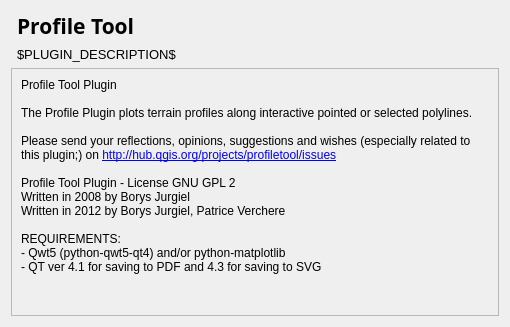
Qt form ui/about.ui (etiennesky/profiletool) before a commit.
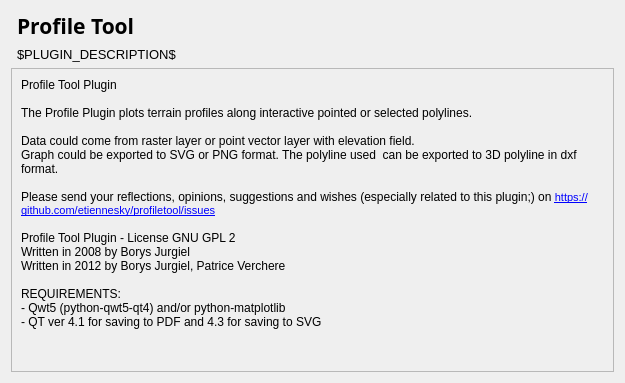
The same form after that commit.

Patch:
```diff
--- a/ui/about.ui
+++ b/ui/about.ui
@@ -6,8 +6,8 @@
    <rect>
     <x>0</x>
     <y>0</y>
-    <width>510</width>
-    <height>327</height>
+    <width>625</width>
+    <height>383</height>
    </rect>
   </property>
   <property name="windowTitle">
@@ -66,8 +66,8 @@
        <rect>
         <x>0</x>
         <y>0</y>
-        <width>496</width>
-        <height>259</height>
+        <width>605</width>
+        <height>310</height>
        </rect>
       </property>
       <layout class="QVBoxLayout" name="verticalLayout_3">
@@ -98,21 +98,24 @@
           <string>&lt;!DOCTYPE HTML PUBLIC &quot;-//W3C//DTD HTML 4.0//EN&quot; &quot;http://www.w3.org/TR/REC-html40/strict.dtd&quot;&gt;
 &lt;html&gt;&lt;head&gt;&lt;meta name=&quot;qrichtext&quot; content=&quot;1&quot; /&gt;&lt;style type=&quot;text/css&quot;&gt;
 p, li { white-space: pre-wrap; }
-&lt;/style&gt;&lt;/head&gt;&lt;body style=&quot; font-family:'DejaVu Sans'; font-size:9pt; font-weight:400; font-style:normal;&quot;&gt;
-&lt;p style=&quot; margin-top:0px; margin-bottom:0px; margin-left:0px; margin-right:0px; -qt-block-indent:0; text-indent:0px;&quot;&gt;&lt;span style=&quot; font-family:'Sans Serif';&quot;&gt;Profile Tool Plugin&lt;/span&gt;&lt;/p&gt;
-&lt;p style=&quot;-qt-paragraph-type:empty; margin-top:0px; margin-bottom:0px; margin-left:0px; margin-right:0px; -qt-block-indent:0; text-indent:0px; font-family:'Sans Serif';&quot;&gt;&lt;br /&gt;&lt;/p&gt;
-&lt;p style=&quot; margin-top:0px; margin-bottom:0px; margin-left:0px; margin-right:0px; -qt-block-indent:0; text-indent:0px;&quot;&gt;&lt;span style=&quot; font-family:'Sans Serif';&quot;&gt;The Profile Plugin plots terrain profiles along interactive pointed or selected polylines.&lt;/span&gt;&lt;/p&gt;
-&lt;p style=&quot;-qt-paragraph-type:empty; margin-top:0px; margin-bottom:0px; margin-left:0px; margin-right:0px; -qt-block-indent:0; text-indent:0px; font-family:'Sans Serif';&quot;&gt;&lt;br /&gt;&lt;/p&gt;
-&lt;p style=&quot; margin-top:0px; margin-bottom:0px; margin-left:0px; margin-right:0px; -qt-block-indent:0; text-indent:0px;&quot;&gt;&lt;span style=&quot; font-family:'Sans Serif';&quot;&gt;Please send your reflections, opinions, suggestions and wishes (especially related to this plugin;) on &lt;/span&gt;&lt;a href=&quot;http://hub.qgis.org/projects/profiletool/issues&quot;&gt;&lt;span style=&quot; font-family:'Sans Serif'; text-decoration: underline; color:#0000ff;&quot;&gt;http://hub.qgis.org/projects/profiletool/issues&lt;/span&gt;&lt;/a&gt;&lt;/p&gt;
-&lt;p style=&quot;-qt-paragraph-type:empty; margin-top:0px; margin-bottom:0px; margin-left:0px; margin-right:0px; -qt-block-indent:0; text-indent:0px; font-family:'Sans';&quot;&gt;&lt;br /&gt;&lt;/p&gt;
-&lt;p style=&quot; margin-top:0px; margin-bottom:0px; margin-left:0px; margin-right:0px; -qt-block-indent:0; text-indent:0px;&quot;&gt;&lt;span style=&quot; font-family:'Sans Serif';&quot;&gt;Profile Tool Plugin - License GNU GPL 2&lt;/span&gt;&lt;/p&gt;
-&lt;p style=&quot; margin-top:0px; margin-bottom:0px; margin-left:0px; margin-right:0px; -qt-block-indent:0; text-indent:0px;&quot;&gt;&lt;span style=&quot; font-family:'Sans Serif';&quot;&gt;Written in 2008 by Borys Jurgiel&lt;/span&gt;&lt;/p&gt;
-&lt;p style=&quot; margin-top:0px; margin-bottom:0px; margin-left:0px; margin-right:0px; -qt-block-indent:0; text-indent:0px;&quot;&gt;&lt;span style=&quot; font-family:'Sans Serif';&quot;&gt;Written in 2012 by Borys Jurgiel, Patrice Verchere&lt;/span&gt;&lt;/p&gt;
-&lt;p style=&quot;-qt-paragraph-type:empty; margin-top:0px; margin-bottom:0px; margin-left:0px; margin-right:0px; -qt-block-indent:0; text-indent:0px; font-family:'Sans Serif';&quot;&gt;&lt;br /&gt;&lt;/p&gt;
-&lt;p style=&quot; margin-top:0px; margin-bottom:0px; margin-left:0px; margin-right:0px; -qt-block-indent:0; text-indent:0px;&quot;&gt;&lt;span style=&quot; font-family:'Sans Serif';&quot;&gt;REQUIREMENTS:&lt;/span&gt;&lt;/p&gt;
-&lt;p style=&quot; margin-top:0px; margin-bottom:0px; margin-left:0px; margin-right:0px; -qt-block-indent:0; text-indent:0px;&quot;&gt;&lt;span style=&quot; font-family:'Sans Serif';&quot;&gt;- Qwt5 (python-qwt5-qt4) and/or python-matplotlib&lt;/span&gt;&lt;/p&gt;
-&lt;p style=&quot; margin-top:0px; margin-bottom:0px; margin-left:0px; margin-right:0px; -qt-block-indent:0; text-indent:0px;&quot;&gt;&lt;span style=&quot; font-family:'Sans Serif';&quot;&gt;- QT ver 4.1 for saving to PDF and 4.3 for saving to SVG&lt;/span&gt;&lt;/p&gt;
-&lt;p style=&quot;-qt-paragraph-type:empty; margin-top:0px; margin-bottom:0px; margin-left:0px; margin-right:0px; -qt-block-indent:0; text-indent:0px; font-family:'Sans Serif';&quot;&gt;&lt;br /&gt;&lt;/p&gt;&lt;/body&gt;&lt;/html&gt;</string>
+&lt;/style&gt;&lt;/head&gt;&lt;body style=&quot; font-family:'MS Shell Dlg 2'; font-size:8pt; font-weight:400; font-style:normal;&quot;&gt;
+&lt;p style=&quot; margin-top:0px; margin-bottom:0px; margin-left:0px; margin-right:0px; -qt-block-indent:0; text-indent:0px;&quot;&gt;&lt;span style=&quot; font-family:'Sans Serif'; font-size:9pt;&quot;&gt;Profile Tool Plugin&lt;/span&gt;&lt;/p&gt;
+&lt;p style=&quot;-qt-paragraph-type:empty; margin-top:0px; margin-bottom:0px; margin-left:0px; margin-right:0px; -qt-block-indent:0; text-indent:0px; font-family:'Sans Serif'; font-size:9pt;&quot;&gt;&lt;br /&gt;&lt;/p&gt;
+&lt;p style=&quot; margin-top:0px; margin-bottom:0px; margin-left:0px; margin-right:0px; -qt-block-indent:0; text-indent:0px;&quot;&gt;&lt;span style=&quot; font-family:'Sans Serif'; font-size:9pt;&quot;&gt;The Profile Plugin plots terrain profiles along interactive pointed or selected polylines.&lt;/span&gt;&lt;/p&gt;
+&lt;p style=&quot;-qt-paragraph-type:empty; margin-top:0px; margin-bottom:0px; margin-left:0px; margin-right:0px; -qt-block-indent:0; text-indent:0px; font-family:'Sans Serif'; font-size:9pt;&quot;&gt;&lt;br /&gt;&lt;/p&gt;
+&lt;p style=&quot; margin-top:0px; margin-bottom:0px; margin-left:0px; margin-right:0px; -qt-block-indent:0; text-indent:0px;&quot;&gt;&lt;span style=&quot; font-family:'Sans Serif'; font-size:9pt;&quot;&gt;Data could come from raster layer or point vector layer with elevation field.&lt;/span&gt;&lt;/p&gt;
+&lt;p style=&quot; margin-top:0px; margin-bottom:0px; margin-left:0px; margin-right:0px; -qt-block-indent:0; text-indent:0px;&quot;&gt;&lt;span style=&quot; font-family:'Sans Serif'; font-size:9pt;&quot;&gt;Graph could be exported to SVG or PNG format. The polyline used  can be exported to 3D polyline in dxf format.&lt;/span&gt;&lt;/p&gt;
+&lt;p style=&quot;-qt-paragraph-type:empty; margin-top:0px; margin-bottom:0px; margin-left:0px; margin-right:0px; -qt-block-indent:0; text-indent:0px; font-family:'Sans Serif'; font-size:9pt;&quot;&gt;&lt;br /&gt;&lt;/p&gt;
+&lt;p style=&quot; margin-top:0px; margin-bottom:0px; margin-left:0px; margin-right:0px; -qt-block-indent:0; text-indent:0px;&quot;&gt;&lt;span style=&quot; font-family:'Sans Serif'; font-size:9pt;&quot;&gt;Please send your reflections, opinions, suggestions and wishes (especially related to this plugin;) on &lt;/span&gt;&lt;a href=&quot;https://github.com/etiennesky/profiletool/issues&quot;&gt;&lt;span style=&quot; text-decoration: underline; color:#0000ff;&quot;&gt;https://github.com/etiennesky/profiletool/issues&lt;/span&gt;&lt;/a&gt;&lt;/p&gt;
+&lt;p style=&quot;-qt-paragraph-type:empty; margin-top:0px; margin-bottom:0px; margin-left:0px; margin-right:0px; -qt-block-indent:0; text-indent:0px; font-family:'Sans'; font-size:9pt;&quot;&gt;&lt;br /&gt;&lt;/p&gt;
+&lt;p style=&quot; margin-top:0px; margin-bottom:0px; margin-left:0px; margin-right:0px; -qt-block-indent:0; text-indent:0px;&quot;&gt;&lt;span style=&quot; font-family:'Sans Serif'; font-size:9pt;&quot;&gt;Profile Tool Plugin - License GNU GPL 2&lt;/span&gt;&lt;/p&gt;
+&lt;p style=&quot; margin-top:0px; margin-bottom:0px; margin-left:0px; margin-right:0px; -qt-block-indent:0; text-indent:0px;&quot;&gt;&lt;span style=&quot; font-family:'Sans Serif'; font-size:9pt;&quot;&gt;Written in 2008 by Borys Jurgiel&lt;/span&gt;&lt;/p&gt;
+&lt;p style=&quot; margin-top:0px; margin-bottom:0px; margin-left:0px; margin-right:0px; -qt-block-indent:0; text-indent:0px;&quot;&gt;&lt;span style=&quot; font-family:'Sans Serif'; font-size:9pt;&quot;&gt;Written in 2012 by Borys Jurgiel, Patrice Verchere&lt;/span&gt;&lt;/p&gt;
+&lt;p style=&quot;-qt-paragraph-type:empty; margin-top:0px; margin-bottom:0px; margin-left:0px; margin-right:0px; -qt-block-indent:0; text-indent:0px; font-family:'Sans Serif'; font-size:9pt;&quot;&gt;&lt;br /&gt;&lt;/p&gt;
+&lt;p style=&quot; margin-top:0px; margin-bottom:0px; margin-left:0px; margin-right:0px; -qt-block-indent:0; text-indent:0px;&quot;&gt;&lt;span style=&quot; font-family:'Sans Serif'; font-size:9pt;&quot;&gt;REQUIREMENTS:&lt;/span&gt;&lt;/p&gt;
+&lt;p style=&quot; margin-top:0px; margin-bottom:0px; margin-left:0px; margin-right:0px; -qt-block-indent:0; text-indent:0px;&quot;&gt;&lt;span style=&quot; font-family:'Sans Serif'; font-size:9pt;&quot;&gt;- Qwt5 (python-qwt5-qt4) and/or python-matplotlib&lt;/span&gt;&lt;/p&gt;
+&lt;p style=&quot; margin-top:0px; margin-bottom:0px; margin-left:0px; margin-right:0px; -qt-block-indent:0; text-indent:0px;&quot;&gt;&lt;span style=&quot; font-family:'Sans Serif'; font-size:9pt;&quot;&gt;- QT ver 4.1 for saving to PDF and 4.3 for saving to SVG&lt;/span&gt;&lt;/p&gt;
+&lt;p style=&quot;-qt-paragraph-type:empty; margin-top:0px; margin-bottom:0px; margin-left:0px; margin-right:0px; -qt-block-indent:0; text-indent:0px; font-family:'Sans Serif'; font-size:9pt;&quot;&gt;&lt;br /&gt;&lt;/p&gt;&lt;/body&gt;&lt;/html&gt;</string>
          </property>
          <property name="textFormat">
           <enum>Qt::AutoText</enum>
```
